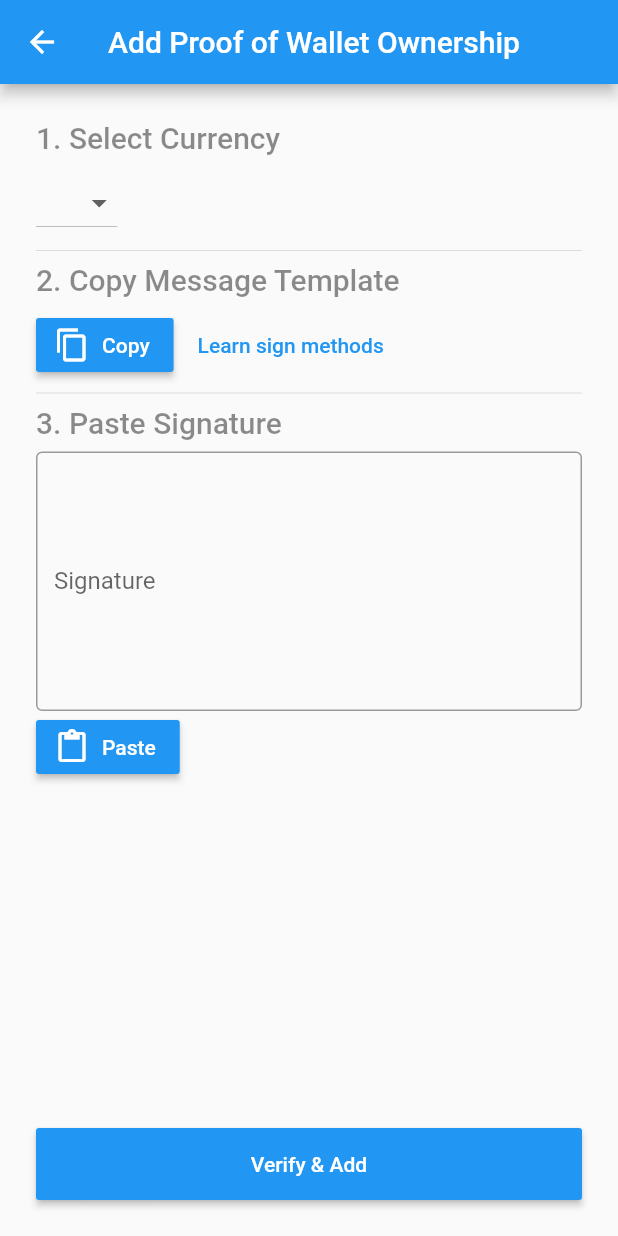
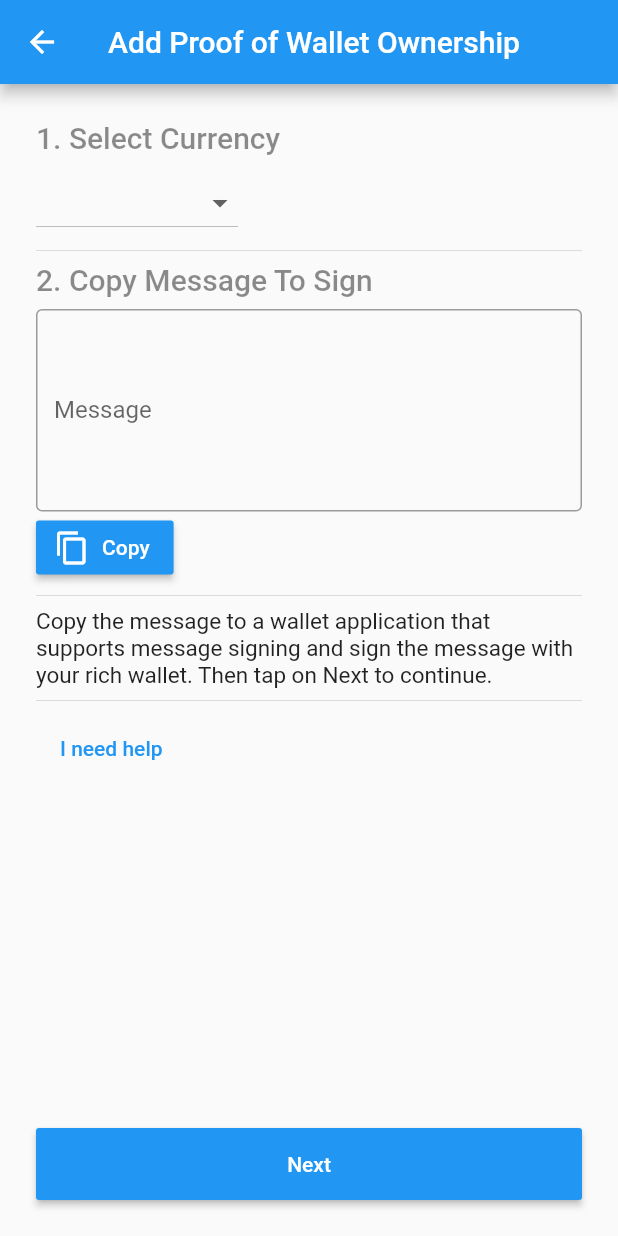
Before and after one commit to fosgate29/whalechat-app, a Flutter app: the NewAddressProofScreen screen opened directly, on a phone screen of 412 x 824 dp. Run offline on Flutter 3.47's test engine with Material 2 defaults, Android fonts, the phone set to English and light mode, and no system bars; our stand-ins replace convert, decimal, faker, firebase_messaging, flutter_local_notifications, fluttertoast and 6 more; missing offline and left inert: flutter_sodium; accounts and stored records are empty; generated files the repository leaves out were written again; network calls fail.

Commit message:
feat: improve asset proof UI and workflow

```diff
--- a/lib/screens/new_address_proof_screen.dart
+++ b/lib/screens/new_address_proof_screen.dart
@@ -1,11 +1,10 @@
-import 'dart:convert';
 import 'dart:core';
+import 'dart:async';
 
 import 'package:flutter/material.dart';
 import 'package:flutter/services.dart';
 import 'package:fluttertoast/fluttertoast.dart';
-import 'package:whalechat_app/protocol/transport.dart';
-import 'package:whalechat_app/screens/address_proof_list_screen.dart';
+import 'package:whalechat_app/screens/new_address_proof_screen_2.dart';
 import 'package:whalechat_app/utils/app_state.dart';
 import 'package:whalechat_app/utils/utils.dart';
 import 'package:whalechat_app/widgets/app_button.dart';
@@ -22,9 +21,8 @@ class NewAddressProofScreen extends StatefulWidget {
 
 class _NewAddressProofScreenState extends State<NewAddressProofScreen> {
   String _selectedCurrency;
-  final _depositAddressController = TextEditingController();
   final _scaffoldKey = GlobalKey<ScaffoldState>();
-  String _hintText = "";
+  final _messageController = TextEditingController();
 
   @override
   Widget build(BuildContext context) {
@@ -42,35 +40,25 @@ class _NewAddressProofScreenState extends State<NewAddressProofScreen> {
               SizedBox(height: 8),
               DropdownButton(
                 value: _selectedCurrency,
-                items: ['BTC', 'ETH'].map((x) => DropdownMenuItem(value: x, child: Text(x))).toList(),
+                items: ['Bitcoin - BTC', 'Ethereum - ETH'].map((x) => DropdownMenuItem(value: x, child: Text(x))).toList(),
                 onChanged: (ccy) {
                   setState(() {
                     _selectedCurrency = ccy;
+                    _messageController.text = messageToSign();
                   });
-                  if (_selectedCurrency == 'BTC') {
-                    setState(() {
-                      _hintText = [
-                        'Example:',
-                        '-----BEGIN BITCOIN SIGNED MESSAGE-----',
-                        messageToSign(),
-                        '-----BEGIN SIGNATURE-----',
-                        '<PASTE ADDRESS HERE>',
-                        '<PASTE SIGNATURE HERE>',
-                        '-----END BITCOIN SIGNED MESSAGE-----',
-                      ].join("\n");
-                    });
-                  } else if (_selectedCurrency == 'ETH') {
-                    setState(() {
-                      _hintText = ['Example:', '{', '  "address": "<PASTE ADDRESS HERE>",', '  "msg": "${messageToSign().replaceAll('"', '\\"')}",', '  "sig": "<PASTE SIGNATURE HERE>",', '  "version": "3",', '  "signer": "web3"', '}'].join("\n");
-                    });
-                  } else {
-                    throw ('Unknown currency: ' + _selectedCurrency);
-                  }
                 },
               ),
               Divider(),
-              Text("2. Copy Message Template", style: title),
+              Text("2. Copy Message To Sign", style: title),
               SizedBox(height: 8),
+              TextFormField(
+                decoration: InputDecoration(
+                  border: OutlineInputBorder(),
+                  labelText: 'Message',
+                ),
+                maxLines: 5,
+                controller: _messageController,
+              ),
               Row(children: [
                 AppButton.build(context, "Copy", icon: Icons.content_copy, onPressed: () {
                   Clipboard.setData(ClipboardData(text: messageToSign()));
@@ -78,110 +66,28 @@ class _NewAddressProofScreenState extends State<NewAddressProofScreen> {
                     content: Text("Message was copied to clipboard"),
                   ));
                 }),
-                FlatButton(
-                    child: Text('Learn sign methods'),
-                    textColor: Colors.blue,
-                    onPressed: () {
-                      launchBrowser('https://github.com/whalechat');
-                    })
               ]),
               Divider(),
-              Text("3. Paste Signature", style: title),
-              SizedBox(height: 8),
-              TextFormField(
-                decoration: InputDecoration(
-                  border: OutlineInputBorder(),
-                  hintText: _hintText,
-                  labelText: 'Signature',
-                ),
-                maxLines: 7,
-                controller: _depositAddressController,
-              ),
-              AppButton.build(context, "Paste", icon: Icons.content_paste, onPressed: () async => _depositAddressController.text = (await Clipboard.getData('text/plain')).text),
+              Text("Copy the message to a wallet application that supports message signing and sign the message with your rich wallet. Then tap on Next to continue.", style: TextStyle(fontSize: 15.0)),
+              Divider(),
+              FlatButton(
+                  child: Text('I need help'),
+                  textColor: Colors.blue,
+                  onPressed: () {
+                    launchBrowser('https://github.com/whalechat');
+                  }),
               Spacer(),
-              AppButton.buildBig(context, "Verify & Add", onPressed: _sendAssetProof)
+              AppButton.buildBig(context, "Next", onPressed: _next)
             ],
           ),
         ));
   }
 
-  Future<void> _sendAssetProof() async {
-    var assetProofData;
-
-    try {
-      assetProofData = await parseAssetProofSignature(_selectedCurrency, _depositAddressController.text);
-    } catch (e) {
-      Fluttertoast.showToast(msg: e.toString(), gravity: ToastGravity.CENTER, backgroundColor: Color(0xff444444), textColor: Colors.white);
+  Future<void> _next() async {
+    if (_selectedCurrency == null) {
+      Fluttertoast.showToast(msg: "Please select a currency", gravity: ToastGravity.CENTER, backgroundColor: Color(0xff444444), textColor: Colors.white);
       return;
     }
-
-    final ok = await sendSignature(_selectedCurrency, assetProofData['address'], assetProofData['msg'], assetProofData['sig']);
-    if (ok) {
-      await AppState.instance.storage.saveAssetProof(_selectedCurrency, assetProofData['address'], assetProofData['sig']);
-      await AppState.instance.storage.save();
-
-      Fluttertoast.showToast(msg: "Account ownership verified!", gravity: ToastGravity.CENTER, backgroundColor: Color(0xff444444), textColor: Colors.white);
-
-      Navigator.pushAndRemoveUntil(context, MaterialPageRoute(builder: (_) => AddressProofListScreen()), (_) => false);
-    } else {
-      Fluttertoast.showToast(msg: "An error occurred while verifying signature", gravity: ToastGravity.TOP, backgroundColor: Color(0xff444444), textColor: Colors.white);
-    }
+    Navigator.push(context, MaterialPageRoute(builder: (_) => NewAddressProofScreen2(_selectedCurrency.substring(_selectedCurrency.length - 3, _selectedCurrency.length))));
   }
 }
-
-Future<String> _createAssetProofMessage(String address, String msg, String sig) async {
-  return await signMessage(jsonEncode({
-    "address": address,
-    "msg": jsonDecode(msg),
-    "sig": sig,
-  }));
-}
-
-Future parseAssetProofSignature(currency, signatureContents) async {
-  if (currency == 'BTC' || currency == 'ETH') {
-    String msg, address, sig;
-
-    try {
-      if (currency == 'BTC') {
-        final lines = signatureContents.split('\n');
-        if (lines[0] == "-----BEGIN BITCOIN SIGNED MESSAGE-----" && lines[lines.length - 4] == "-----BEGIN SIGNATURE-----" && lines[lines.length - 1] == "-----END BITCOIN SIGNED MESSAGE-----") {
-          msg = lines.sublist(1, lines.length - 5 + 1).join("\n");
-          address = lines[lines.length - 3];
-          sig = lines[lines.length - 2];
-          await AppState.instance.cryptoUtilsChannel.verifyBtc(sig, msg, address);
-        } else
-          throw ('Wrong signature format');
-      } else if (currency == 'ETH') {
-        try {
-          signatureContents = signatureContents.replaceAll("\\", "");
-          signatureContents = signatureContents.replaceAll("\"{", "{");
-          signatureContents = signatureContents.replaceAll("}\"", "}");
-          Map<String, dynamic> signatureJson = json.decode(signatureContents);
-
-          address = signatureJson['address'];
-          msg = jsonEncode(signatureJson['msg']);
-          sig = signatureJson['sig'];
-          sig = sig.replaceAll('0x', '');
-        } catch (_) {
-          throw ('Wrong signature format');
-        }
-        await AppState.instance.cryptoUtilsChannel.verifyEth(sig, msg, address);
-      }
-
-      if (AppState.instance.storage.cryptoAccounts.where((cryptoAccount) => cryptoAccount.address == address).isNotEmpty) {
-        throw ('Proof for address $address was already entered');
-      }
-    } catch (e, s) {
-      throw ('Could not verify the provided signed message');
-    }
-
-    return {"address": address, "msg": msg, "sig": sig};
-  } else {
-    throw ('Unknown currency: ' + currency);
-  }
-}
-
-Future<bool> sendSignature(String currency, String address, String msg, String sig) async {
-  await AppState.instance.apiService.registerAssetProof(currency, address, await _createAssetProofMessage(address, msg, sig));
-  return true;
-}
```
Also changed, not shown: lib/screens/new_address_proof_screen_2.dart (added, +207 -0 lines), 1 other file.
